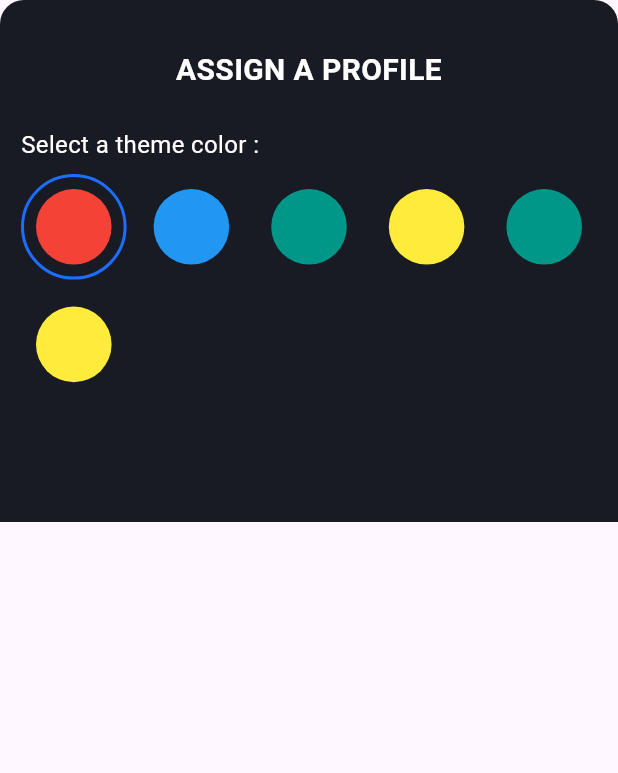
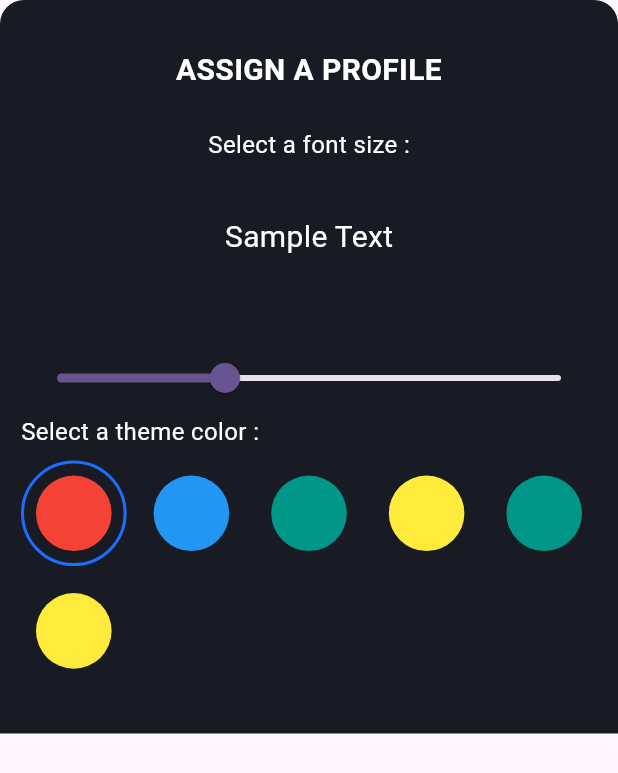
Before and after one commit to rajarshi-ch/foyer_demo, a Flutter app: the AddProfileDialog widget shown alone on an empty page, opened directly, on a phone screen of 412 x 824 dp. Shown: the top 773 px of the screen. Run offline on Flutter 3.47's test engine with Material 2 defaults, Android fonts, the phone set to English and light mode, and no system bars; our stand-ins replace dartz, equatable, flutter_bloc, get_it, injectable, sqflite; accounts and stored records are empty.

Commit message:
Color Selection and font size selector for Profile

```diff
--- a/lib/features/profiles/presentation/ui/add_profile_dialog.dart
+++ b/lib/features/profiles/presentation/ui/add_profile_dialog.dart
@@ -11,7 +11,7 @@ class AddProfileDialog extends StatefulWidget {
 class _AddProfileDialogState extends State<AddProfileDialog> {
   String walletColor = 'ffffff';
   int currentIndex = 0;
-
+  double _textSize = 20.0;
   List<Color> colorList = [
     Colors.red,
     Colors.blue,
@@ -54,10 +54,45 @@ class _AddProfileDialogState extends State<AddProfileDialog> {
             ),
           ),
           const SizedBox(height: 24),
+          Text(
+            'Select a font size :',
+            style: TextStyle(
+              color: Colors.white,
+              fontSize: 16,
+            ),
+          ),
           Column(
             mainAxisSize: MainAxisSize.min,
             crossAxisAlignment: CrossAxisAlignment.start,
             children: [
+              Column(
+                mainAxisAlignment: MainAxisAlignment.center,
+                children: [
+                  SizedBox(
+                    height: 100,
+                    child: Center(
+                      child: Text(
+                        'Sample Text',
+                        style: TextStyle(
+                          fontSize: _textSize,
+                          color: Colors.white,
+                        ),
+                      ),
+                    ),
+                  ),
+                  SizedBox(height: 20),
+                  Slider(
+                    value: _textSize,
+                    min: 10.0,
+                    max: 40.0,
+                    onChanged: (newValue) {
+                      setState(() {
+                        _textSize = newValue;
+                      });
+                    },
+                  ),
+                ],
+              ),
               Text(
                 'Select a theme color :',
                 style: TextStyle(
@@ -67,7 +102,7 @@ class _AddProfileDialogState extends State<AddProfileDialog> {
               ),
               const SizedBox(height: 8),
               SizedBox(
-                height: 200,
+                height: 150,
                 child: GridView.builder(
                   itemCount: colorList.length,
                   physics: NeverScrollableScrollPhysics(),
```
